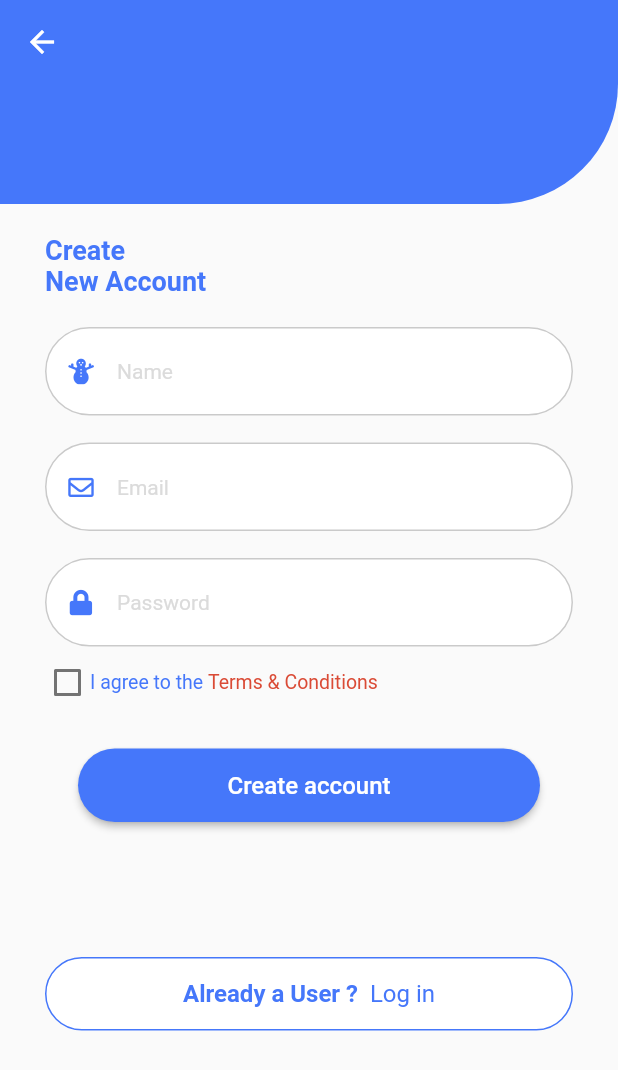
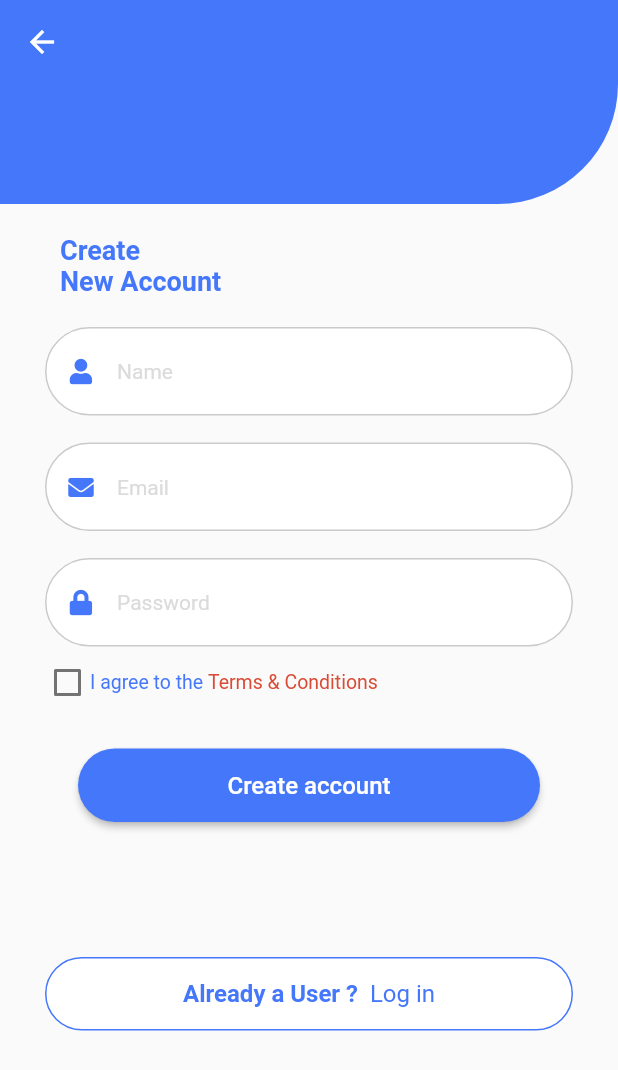
Before and after one commit to Abir-Bouhriz/Authentication-UI-1, a Flutter app: the screen it shows after launch, after a tap on "New user ?", on a phone screen of 412 x 824 dp. Shown: the top 1070 px of the screen. Run offline on Flutter 3.47's test engine with Material 2 defaults, Android fonts, the phone set to English and light mode, and no system bars; our stand-ins replace font_awesome_flutter.

Commit message:
Fix padding

```diff
--- a/lib/pages/login.dart
+++ b/lib/pages/login.dart
@@ -40,19 +40,22 @@ class _LoginState extends State<Login> {
               crossAxisAlignment: CrossAxisAlignment.stretch,
               children: [
                 SizedBox(height: 20.0),
-                Text(
-                  'Log In',
-                  style: TextStyle(
-                      color: Color(0xff4577FA),
-                      fontSize: 18.0,
-                      fontWeight: FontWeight.bold),
+                Padding(
+                  padding: const EdgeInsets.only(left: 10.0),
+                  child: Text(
+                    'Log In',
+                    style: TextStyle(
+                        color: Color(0xff4577FA),
+                        fontSize: 18.0,
+                        fontWeight: FontWeight.bold),
+                  ),
                 ),
                 SizedBox(height: 20.0),
                 TextField(
                   decoration: InputDecoration(
                     filled: true,
                     prefixIcon: Icon(
-                      FontAwesomeIcons.envelope,
+                      FontAwesomeIcons.solidEnvelope,
                       size: 17.0,
                       color: Color(0xff4577FA),
                     ),
--- a/lib/pages/sign_up.dart
+++ b/lib/pages/sign_up.dart
@@ -38,7 +38,9 @@ class _SignUpState extends State<SignUp> {
               crossAxisAlignment: CrossAxisAlignment.stretch,
               children: [
                 SizedBox(height: 20.0),
-                Column(
+                Padding(
+                  padding: const EdgeInsets.only(left: 10.0),
+                  child: Column(
                     crossAxisAlignment: CrossAxisAlignment.start,
                     children: [
                       Text(
@@ -57,12 +59,13 @@ class _SignUpState extends State<SignUp> {
                       ),
                     ],
                   ),
+                ),
                 SizedBox(height: 20.0),
                 TextField(
                   decoration: InputDecoration(
                     filled: true,
                     prefixIcon: Icon(
-                      FontAwesomeIcons.snowman,
+                      FontAwesomeIcons.solidUser,
                       size: 17.0,
                       color: Color(0xff4577FA),
                     ),
@@ -87,7 +90,7 @@ class _SignUpState extends State<SignUp> {
                   decoration: InputDecoration(
                     filled: true,
                     prefixIcon: Icon(
-                      FontAwesomeIcons.envelope,
+                      FontAwesomeIcons.solidEnvelope,
                       size: 17.0,
                       color: Color(0xff4577FA),
                     ),
```
Lines whose indentation alone changed are shown as unchanged.
